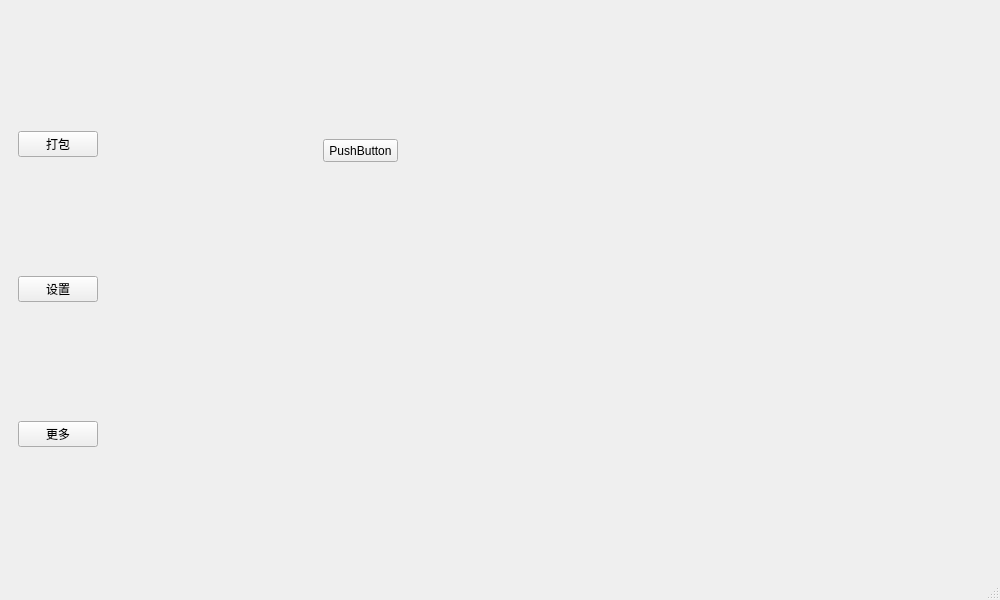
Above: forms/mainwindow.ui from Redrch/NuitkaStudio before the change. Below: the same form after it.
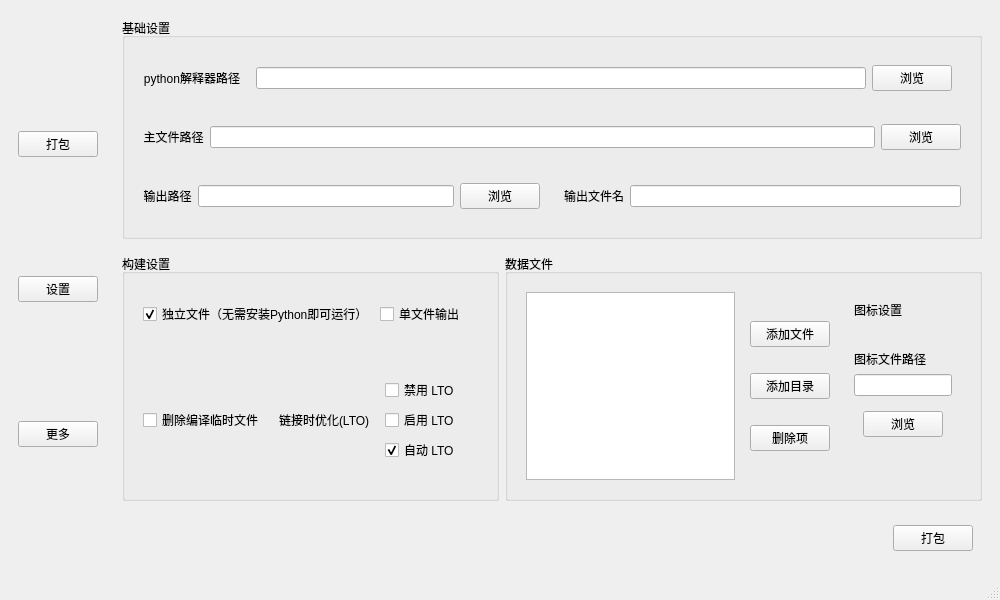
That is the form after the change.

Commit message: 完成了打包页面

Patch:
```diff
--- a/forms/mainwindow.ui
+++ b/forms/mainwindow.ui
@@ -100,19 +100,396 @@
     <item>
      <widget class="QStackedWidget" name="stackedWidget">
       <widget class="QWidget" name="pack_page">
-       <widget class="QPushButton" name="pushButton">
-        <property name="geometry">
-         <rect>
-          <x>210</x>
-          <y>130</y>
-          <width>75</width>
-          <height>23</height>
-         </rect>
-        </property>
-        <property name="text">
-         <string>PushButton</string>
-        </property>
-       </widget>
+       <layout class="QVBoxLayout" name="verticalLayout_2">
+        <item>
+         <widget class="QGroupBox" name="BasicGroup">
+          <property name="title">
+           <string>基础设置</string>
+          </property>
+          <layout class="QVBoxLayout" name="verticalLayout_3">
+           <item>
+            <widget class="QWidget" name="pythonPathWidget" native="true">
+             <layout class="QHBoxLayout" name="horizontalLayout_3">
+              <item>
+               <widget class="QLabel" name="pythonFileLabel">
+                <property name="text">
+                 <string>python解释器路径</string>
+                </property>
+                <property name="alignment">
+                 <set>Qt::AlignCenter</set>
+                </property>
+               </widget>
+              </item>
+              <item>
+               <widget class="QWidget" name="pythonFileInputWidget" native="true">
+                <layout class="QHBoxLayout" name="horizontalLayout_2">
+                 <item>
+                  <widget class="QLineEdit" name="pythonFileEdit"/>
+                 </item>
+                 <item>
+                  <widget class="QPushButton" name="pythonFileBrowseBtn">
+                   <property name="text">
+                    <string>浏览</string>
+                   </property>
+                  </widget>
+                 </item>
+                </layout>
+               </widget>
+              </item>
+             </layout>
+            </widget>
+           </item>
+           <item>
+            <widget class="QWidget" name="mainPathWidget" native="true">
+             <layout class="QHBoxLayout" name="horizontalLayout_6">
+              <item>
+               <widget class="QLabel" name="mainPathLabel">
+                <property name="text">
+                 <string>主文件路径</string>
+                </property>
+                <property name="alignment">
+                 <set>Qt::AlignCenter</set>
+                </property>
+               </widget>
+              </item>
+              <item>
+               <widget class="QLineEdit" name="mainPathEdit"/>
+              </item>
+              <item>
+               <widget class="QPushButton" name="mainPathBrowseBtn">
+                <property name="text">
+                 <string>浏览</string>
+                </property>
+               </widget>
+              </item>
+             </layout>
+            </widget>
+           </item>
+           <item>
+            <widget class="QWidget" name="outputSettingsWidget" native="true">
+             <layout class="QHBoxLayout" name="horizontalLayout_12">
+              <property name="leftMargin">
+               <number>0</number>
+              </property>
+              <property name="topMargin">
+               <number>9</number>
+              </property>
+              <property name="rightMargin">
+               <number>0</number>
+              </property>
+              <item>
+               <widget class="QWidget" name="outputPathWidget" native="true">
+                <layout class="QHBoxLayout" name="horizontalLayout_10">
+                 <item>
+                  <widget class="QLabel" name="outputPathLabel">
+                   <property name="text">
+                    <string>输出路径</string>
+                   </property>
+                   <property name="alignment">
+                    <set>Qt::AlignCenter</set>
+                   </property>
+                  </widget>
+                 </item>
+                 <item>
+                  <widget class="QLineEdit" name="outputPathEdit"/>
+                 </item>
+                 <item>
+                  <widget class="QPushButton" name="outputPathBrowseBtn">
+                   <property name="text">
+                    <string>浏览</string>
+                   </property>
+                  </widget>
+                 </item>
+                </layout>
+               </widget>
+              </item>
+              <item>
+               <widget class="QWidget" name="outputNameWidget" native="true">
+                <layout class="QHBoxLayout" name="horizontalLayout_11">
+                 <item>
+                  <widget class="QLabel" name="outputNameLabel">
+                   <property name="text">
+                    <string>输出文件名</string>
+                   </property>
+                  </widget>
+                 </item>
+                 <item>
+                  <widget class="QLineEdit" name="outputFileEdit"/>
+                 </item>
+                </layout>
+               </widget>
+              </item>
+             </layout>
+            </widget>
+           </item>
+          </layout>
+         </widget>
+        </item>
+        <item>
+         <widget class="QWidget" name="buildAndDataGroups" native="true">
+          <layout class="QHBoxLayout" name="horizontalLayout_5">
+           <property name="leftMargin">
+            <number>0</number>
+           </property>
+           <property name="rightMargin">
+            <number>0</number>
+           </property>
+           <item>
+            <widget class="QGroupBox" name="BuildGroup">
+             <property name="title">
+              <string>构建设置</string>
+             </property>
+             <layout class="QVBoxLayout" name="verticalLayout_4">
+              <item>
+               <widget class="QWidget" name="widget_3" native="true">
+                <layout class="QHBoxLayout" name="horizontalLayout_7">
+                 <item>
+                  <widget class="QCheckBox" name="standaloneCheckbox">
+                   <property name="text">
+                    <string>独立文件（无需安装Python即可运行）</string>
+                   </property>
+                   <property name="checked">
+                    <bool>true</bool>
+                   </property>
+                  </widget>
+                 </item>
+                 <item>
+                  <widget class="QCheckBox" name="onefileCheckbox">
+                   <property name="text">
+                    <string>单文件输出</string>
+                   </property>
+                  </widget>
+                 </item>
+                </layout>
+               </widget>
+              </item>
+              <item>
+               <widget class="QWidget" name="widget_4" native="true">
+                <layout class="QHBoxLayout" name="horizontalLayout_9">
+                 <item>
+                  <widget class="QCheckBox" name="removeOutputCheckbox">
+                   <property name="text">
+                    <string>删除编译临时文件</string>
+                   </property>
+                  </widget>
+                 </item>
+                 <item>
+                  <widget class="QWidget" name="widget_5" native="true">
+                   <layout class="QHBoxLayout" name="horizontalLayout_8">
+                    <item>
+                     <widget class="QLabel" name="label">
+                      <property name="text">
+                       <string>链接时优化(LTO)</string>
+                      </property>
+                     </widget>
+                    </item>
+                    <item>
+                     <widget class="QWidget" name="widget_6" native="true">
+                      <layout class="QVBoxLayout" name="verticalLayout_5">
+                       <item>
+                        <widget class="QCheckBox" name="ltoNo">
+                         <property name="text">
+                          <string>禁用 LTO</string>
+                         </property>
+                         <property name="autoExclusive">
+                          <bool>true</bool>
+                         </property>
+                        </widget>
+                       </item>
+                       <item>
+                        <widget class="QCheckBox" name="ltoYes">
+                         <property name="text">
+                          <string>启用 LTO</string>
+                         </property>
+                         <property name="checked">
+                          <bool>false</bool>
+                         </property>
+                         <property name="autoExclusive">
+                          <bool>true</bool>
+                         </property>
+                         <property name="tristate">
+                          <bool>false</bool>
+                         </property>
+                        </widget>
+                       </item>
+                       <item>
+                        <widget class="QCheckBox" name="ltoAuto">
+                         <property name="text">
+                          <string>自动 LTO</string>
+                         </property>
+                         <property name="checkable">
+                          <bool>true</bool>
+                         </property>
+                         <property name="checked">
+                          <bool>true</bool>
+                         </property>
+                         <property name="autoExclusive">
+                          <bool>true</bool>
+                         </property>
+                        </widget>
+                       </item>
+                      </layout>
+                     </widget>
+                    </item>
+                   </layout>
+                  </widget>
+                 </item>
+                </layout>
+               </widget>
+              </item>
+             </layout>
+            </widget>
+           </item>
+           <item>
+            <widget class="QGroupBox" name="DataGroup">
+             <property name="title">
+              <string>数据文件</string>
+             </property>
+             <layout class="QHBoxLayout" name="horizontalLayout_14">
+              <item>
+               <widget class="QWidget" name="dataWidget" native="true">
+                <layout class="QHBoxLayout" name="horizontalLayout_13">
+                 <item>
+                  <widget class="QListWidget" name="dataListWidget"/>
+                 </item>
+                 <item>
+                  <widget class="QWidget" name="widget_2" native="true">
+                   <layout class="QVBoxLayout" name="verticalLayout_6">
+                    <item>
+                     <widget class="QPushButton" name="addFileBtn">
+                      <property name="text">
+                       <string>添加文件</string>
+                      </property>
+                     </widget>
+                    </item>
+                    <item>
+                     <widget class="QPushButton" name="addDirBtn">
+                      <property name="text">
+                       <string>添加目录</string>
+                      </property>
+                     </widget>
+                    </item>
+                    <item>
+                     <widget class="QPushButton" name="removeItemBtn">
+                      <property name="text">
+                       <string>删除项</string>
+                      </property>
+                     </widget>
+                    </item>
+                   </layout>
+                  </widget>
+                 </item>
+                 <item>
+                  <widget class="QWidget" name="widget_7" native="true">
+                   <layout class="QVBoxLayout" name="verticalLayout_7">
+                    <item>
+                     <widget class="QLabel" name="label_2">
+                      <property name="text">
+                       <string>图标设置</string>
+                      </property>
+                     </widget>
+                    </item>
+                    <item>
+                     <spacer name="verticalSpacer_6">
+                      <property name="orientation">
+                       <enum>Qt::Vertical</enum>
+                      </property>
+                      <property name="sizeHint" stdset="0">
+                       <size>
+                        <width>20</width>
+                        <height>40</height>
+                       </size>
+                      </property>
+                     </spacer>
+                    </item>
+                    <item>
+                     <widget class="QLabel" name="label_3">
+                      <property name="text">
+                       <string>图标文件路径</string>
+                      </property>
+                     </widget>
+                    </item>
+                    <item>
+                     <widget class="QLineEdit" name="iconFileEdit"/>
+                    </item>
+                    <item>
+                     <widget class="QWidget" name="widget_8" native="true">
+                      <layout class="QHBoxLayout" name="horizontalLayout_15">
+                       <item>
+                        <spacer name="horizontalSpacer_2">
+                         <property name="orientation">
+                          <enum>Qt::Horizontal</enum>
+                         </property>
+                         <property name="sizeHint" stdset="0">
+                          <size>
+                           <width>40</width>
+                           <height>20</height>
+                          </size>
+                         </property>
+                        </spacer>
+                       </item>
+                       <item>
+                        <widget class="QPushButton" name="iconFileBrowseBtn">
+                         <property name="text">
+                          <string>浏览</string>
+                         </property>
+                        </widget>
+                       </item>
+                      </layout>
+                     </widget>
+                    </item>
+                    <item>
+                     <spacer name="verticalSpacer_5">
+                      <property name="orientation">
+                       <enum>Qt::Vertical</enum>
+                      </property>
+                      <property name="sizeHint" stdset="0">
+                       <size>
+                        <width>20</width>
+                        <height>40</height>
+                       </size>
+                      </property>
+                     </spacer>
+                    </item>
+                   </layout>
+                  </widget>
+                 </item>
+                </layout>
+               </widget>
+              </item>
+             </layout>
+            </widget>
+           </item>
+          </layout>
+         </widget>
+        </item>
+        <item>
+         <widget class="QWidget" name="widget" native="true">
+          <layout class="QHBoxLayout" name="horizontalLayout_4">
+           <item>
+            <spacer name="horizontalSpacer">
+             <property name="orientation">
+              <enum>Qt::Horizontal</enum>
+             </property>
+             <property name="sizeHint" stdset="0">
+              <size>
+               <width>40</width>
+               <height>20</height>
+              </size>
+             </property>
+            </spacer>
+           </item>
+           <item>
+            <widget class="QPushButton" name="startPackBtn">
+             <property name="text">
+              <string>打包</string>
+             </property>
+            </widget>
+           </item>
+          </layout>
+         </widget>
+        </item>
+       </layout>
       </widget>
       <widget class="QWidget" name="settings_page">
        <widget class="QCheckBox" name="checkBox">
```
Left out of the diff: 5 changed lines with no effect on the pictures. The commit also changes 3 other files.
